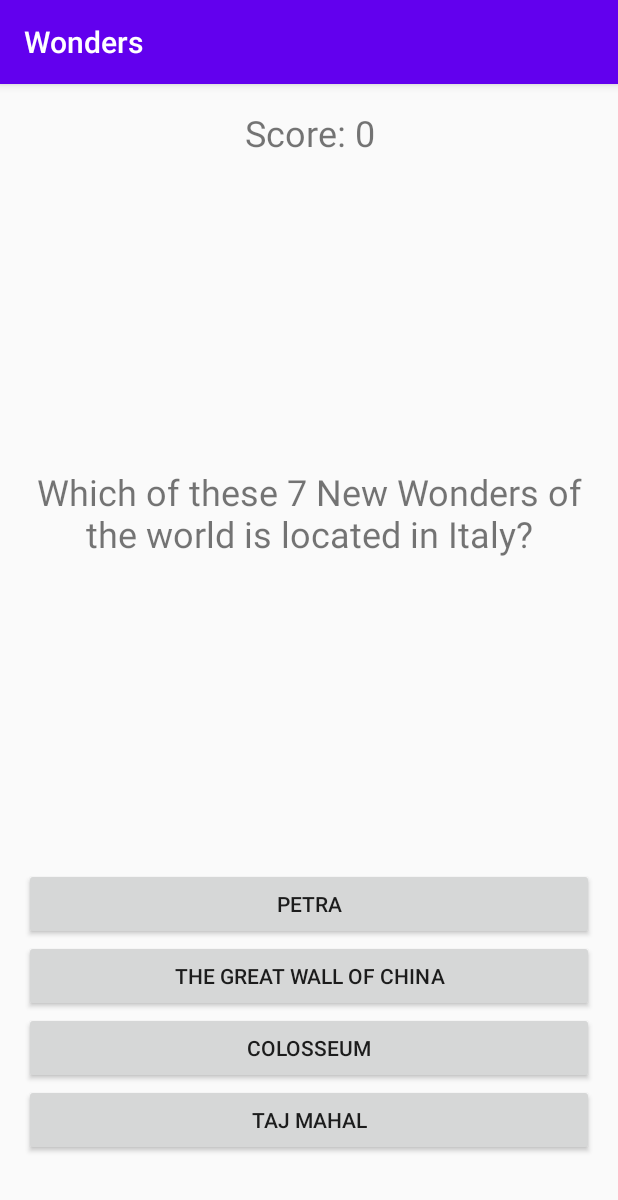
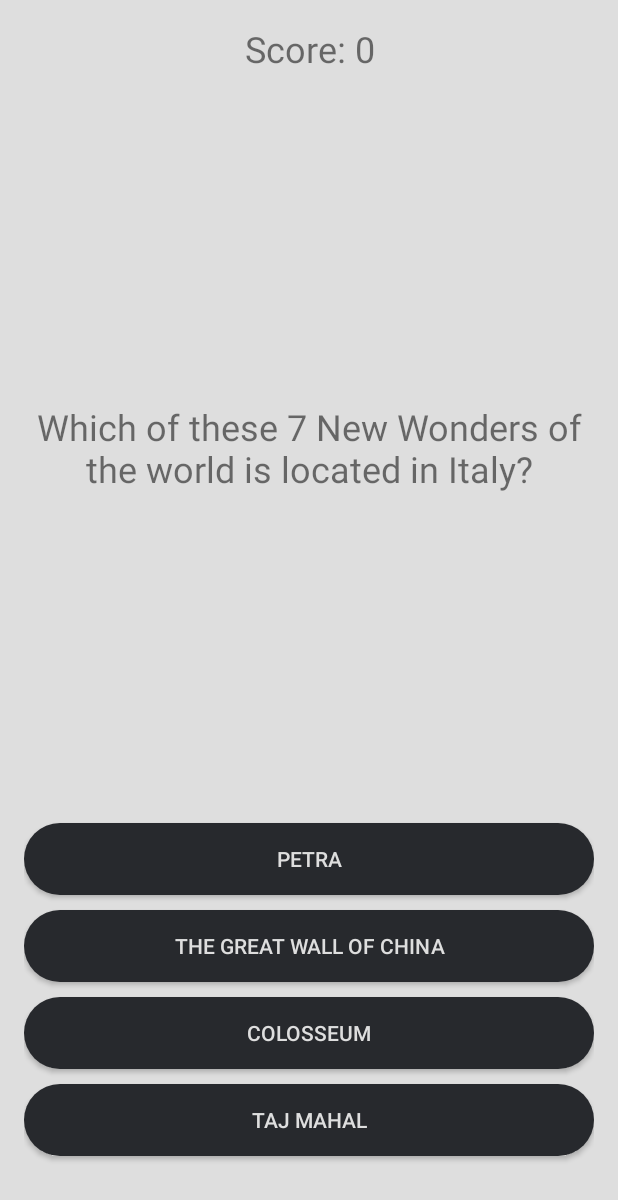
Before and after one commit to colliflowerz/Wonders, an Android app: the QuizActivity screen opened directly, with no data from a screen before it, on a phone screen of 412 x 824 dp. Shown: the top 1200 px of the screen. Run offline under Robolectric (Android 15) with nearby library versions, the phone set to English and light mode, and no system bars.

```diff
--- a/app/src/main/java/com/example/wonders/quizFiles/QuizActivity.java
+++ b/app/src/main/java/com/example/wonders/quizFiles/QuizActivity.java
@@ -10,6 +10,7 @@ import android.view.View;
 import android.widget.Button;
 import android.widget.TextView;
 
+import com.example.wonders.MainActivity;
 import com.example.wonders.R;
 
 import java.util.Random;
@@ -139,7 +140,9 @@ public class QuizActivity extends AppCompatActivity {
 
 
 
-                                finish();
+                              //  finish();
+
+                                startActivity(new Intent(getApplicationContext(), MainActivity.class));
 
 
                             }
--- /dev/null
+++ b/app/src/main/res/drawable/bg_btn.xml
@@ -0,0 +1,8 @@
+<?xml version="1.0" encoding="utf-8"?>
+<shape xmlns:app="http://schemas.android.com/apk/res-auto"
+    xmlns:android="http://schemas.android.com/apk/res/android">
+
+    <solid android:color="#27292D"/>
+    <corners android:radius="50dp" />
+
+</shape>
--- a/app/src/main/res/layout/activity_discover_list.xml
+++ b/app/src/main/res/layout/activity_discover_list.xml
@@ -4,4 +4,5 @@
     android:id="@+id/rvList"
     android:scrollbars="vertical"
     android:layout_width="match_parent"
-    android:layout_height="match_parent" />
+    android:layout_height="match_parent"
+    android:background="#2c2e33"/>
--- a/app/src/main/res/layout/activity_list_of_wonders.xml
+++ b/app/src/main/res/layout/activity_list_of_wonders.xml
@@ -4,4 +4,5 @@
     android:id="@+id/rvList"
     android:scrollbars="vertical"
     android:layout_width="match_parent"
-    android:layout_height="match_parent" />
+    android:layout_height="match_parent"
+    android:background="#2c2e33"/>
--- a/app/src/main/res/layout/activity_quiz.xml
+++ b/app/src/main/res/layout/activity_quiz.xml
@@ -12,6 +12,7 @@
     android:paddingTop="16dp"
     android:paddingLeft="16dp"
     android:paddingRight="16dp"
+    android:background="#dedede"
     tools:context=".quizFiles.QuizActivity">
 
     <Button
@@ -20,7 +21,10 @@
         android:layout_height="wrap_content"
         android:layout_above="@id/answer4"
         android:layout_centerHorizontal="true"
-        android:layout_marginBottom="0dp"
+        android:layout_marginBottom="10dp"
+        android:background="@drawable/bg_btn"
+        android:textColor="#dedede"
+
         android:text="Button" />
 
     <Button
@@ -30,6 +34,8 @@
         android:layout_alignParentBottom="true"
         android:layout_centerHorizontal="true"
         android:layout_marginBottom="37dp"
+        android:background="@drawable/bg_btn"
+        android:textColor="#dedede"
         android:text="Button" />
 
     <Button
@@ -37,7 +43,9 @@
         android:layout_width="match_parent"
         android:layout_height="wrap_content"
         android:layout_above="@id/answer3"
-        android:layout_marginBottom="0dp"
+        android:layout_marginBottom="10dp"
+        android:background="@drawable/bg_btn"
+        android:textColor="#dedede"
         android:text="Button" />
 
     <TextView
@@ -48,6 +56,7 @@
         android:textSize="24dp"
         android:layout_alignParentTop="true"
         android:layout_centerHorizontal="true"
+
         android:text="TextView" />
 
     <TextView
@@ -67,7 +76,9 @@
         android:layout_height="wrap_content"
         android:layout_above="@id/answer2"
         android:layout_centerHorizontal="true"
-        android:layout_marginBottom="0dp"
+        android:layout_marginBottom="10dp"
+        android:background="@drawable/bg_btn"
+        android:textColor="#dedede"
         android:text="Button" />
 
 </RelativeLayout>
--- a/app/src/main/res/layout/discover_list_row.xml
+++ b/app/src/main/res/layout/discover_list_row.xml
@@ -8,7 +8,9 @@
     android:clickable="true"
     android:focusable="true"
     app:cardBackgroundColor="#3c4047"
-    android:background="#2c2e33">
+    android:background="#2c2e33"
+    app:cardCornerRadius="16dp"
+    app:cardElevation="6dp">
 
     <androidx.constraintlayout.widget.ConstraintLayout
         android:layout_width="match_parent"
--- a/app/src/main/res/values/styles.xml
+++ b/app/src/main/res/values/styles.xml
@@ -1,7 +1,7 @@
 <resources>
 
     <!-- Base application theme. -->
-    <style name="AppTheme" parent="Theme.AppCompat.Light.DarkActionBar">
+    <style name="AppTheme" parent="Theme.AppCompat.Light.NoActionBar">
         <!-- Customize your theme here. -->
         <item name="colorPrimary">@color/colorPrimary</item>
         <item name="colorPrimaryDark">@color/colorPrimaryDark</item>
```
Also changed, not shown: app/src/main/res/layout/wonders_list_row.xml (+7 -0 lines).
